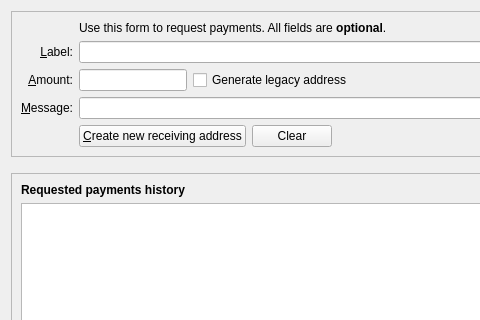
Before: the Qt Designer form src/qt/forms/receivecoinsdialog.ui in ChainCoinUnlimited/ChainCoin, drawn with Qt 5; both pictures show x 0 to 480 and y 0 to 320 of the 776 by 438 pixel window.
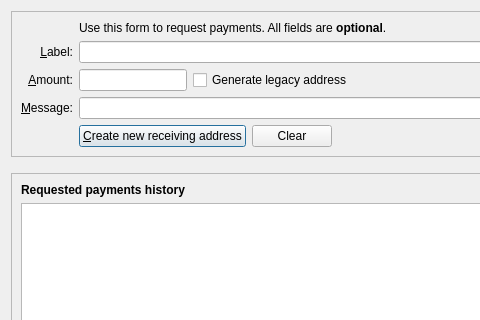
After: the same form once the commit is applied. Icons and pictures are not drawn. Custom widgets are drawn as their Qt base class.

Commit message: qt: Use proper class for Ui::ReceiveCoinsDialog

What changed in the file:
```diff
--- a/src/qt/forms/receivecoinsdialog.ui
+++ b/src/qt/forms/receivecoinsdialog.ui
@@ -1,7 +1,7 @@
 <?xml version="1.0" encoding="UTF-8"?>
 <ui version="4.0">
  <class>ReceiveCoinsDialog</class>
- <widget class="QWidget" name="ReceiveCoinsDialog">
+ <widget class="QDialog" name="ReceiveCoinsDialog">
   <property name="geometry">
    <rect>
     <x>0</x>
```
